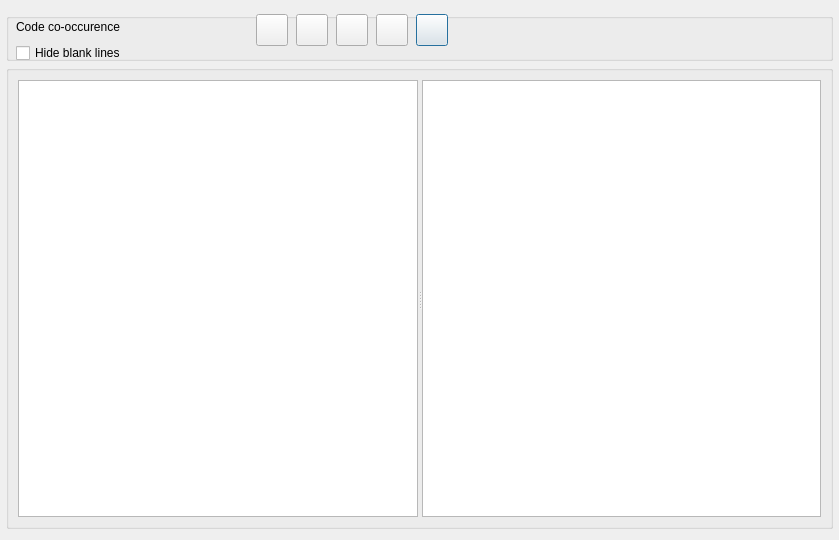
This is src/GUI_UIs/ui_dialog_cooccurrence.ui in ccbogel/QualCoder as Qt 5 draws it before an edit. The edited form follows.
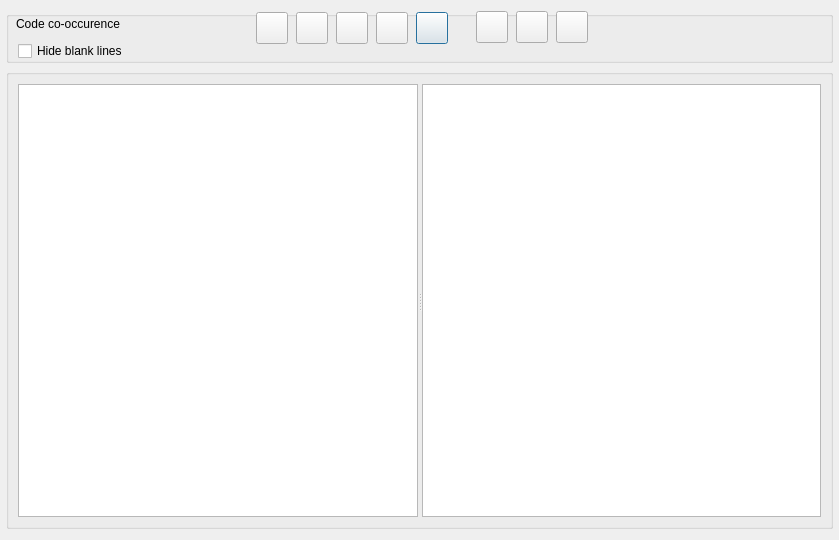
This is the edited form.

Commit message: widget refinement

Diff of the .ui file:
```diff
--- a/src/GUI_UIs/ui_dialog_cooccurrence.ui
+++ b/src/GUI_UIs/ui_dialog_cooccurrence.ui
@@ -28,13 +28,13 @@
      <property name="minimumSize">
       <size>
        <width>0</width>
-       <height>48</height>
+       <height>52</height>
       </size>
      </property>
      <property name="maximumSize">
       <size>
        <width>16777215</width>
-       <height>44</height>
+       <height>52</height>
       </size>
      </property>
      <property name="title">
@@ -44,7 +44,7 @@
       <property name="geometry">
        <rect>
         <x>10</x>
-        <y>3</y>
+        <y>2</y>
         <width>211</width>
         <height>22</height>
        </rect>
@@ -102,9 +102,9 @@
      <widget class="QCheckBox" name="checkBox_hide_blanks">
       <property name="geometry">
        <rect>
-        <x>10</x>
+        <x>12</x>
         <y>30</y>
-        <width>211</width>
+        <width>231</width>
         <height>20</height>
        </rect>
       </property>
@@ -224,6 +224,90 @@
        <string/>
       </property>
      </widget>
+     <widget class="QPushButton" name="pushButton_export_gephi">
+      <property name="geometry">
+       <rect>
+        <x>550</x>
+        <y>0</y>
+        <width>32</width>
+        <height>32</height>
+       </rect>
+      </property>
+      <property name="minimumSize">
+       <size>
+        <width>32</width>
+        <height>32</height>
+       </size>
+      </property>
+      <property name="maximumSize">
+       <size>
+        <width>32</width>
+        <height>32</height>
+       </size>
+      </property>
+      <property name="toolTip">
+       <string>Export to Gephi. GraphML format</string>
+      </property>
+      <property name="text">
+       <string/>
+      </property>
+     </widget>
+     <widget class="QPushButton" name="pushButton_export_graph1">
+      <property name="geometry">
+       <rect>
+        <x>470</x>
+        <y>0</y>
+        <width>32</width>
+        <height>32</height>
+       </rect>
+      </property>
+      <property name="minimumSize">
+       <size>
+        <width>32</width>
+        <height>32</height>
+       </size>
+      </property>
+      <property name="maximumSize">
+       <size>
+        <width>32</width>
+        <height>32</height>
+       </size>
+      </property>
+      <property name="toolTip">
+       <string>Export Co-occurence Graph Image</string>
+      </property>
+      <property name="text">
+       <string/>
+      </property>
+     </widget>
+     <widget class="QPushButton" name="pushButton_export_graph2">
+      <property name="geometry">
+       <rect>
+        <x>510</x>
+        <y>0</y>
+        <width>32</width>
+        <height>32</height>
+       </rect>
+      </property>
+      <property name="minimumSize">
+       <size>
+        <width>32</width>
+        <height>32</height>
+       </size>
+      </property>
+      <property name="maximumSize">
+       <size>
+        <width>32</width>
+        <height>32</height>
+       </size>
+      </property>
+      <property name="toolTip">
+       <string>Export Graph Clusters Image</string>
+      </property>
+      <property name="text">
+       <string/>
+      </property>
+     </widget>
     </widget>
    </item>
    <item>
```
